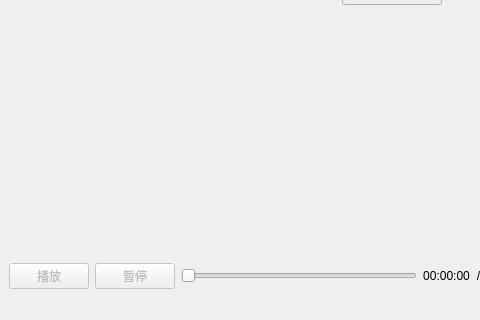
Zhang000329/video_player, file mainwindow.ui: the form before one commit; both pictures show x 0 to 480 and y 281 to 601 of the 785 by 601 pixel window.
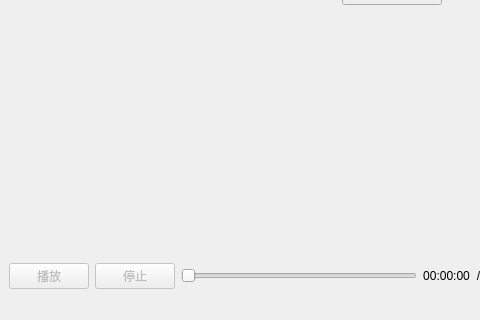
The form after the commit. Custom widgets are drawn as their Qt base class.

The edit to the form file:
```diff
--- a/mainwindow.ui
+++ b/mainwindow.ui
@@ -68,7 +68,7 @@
              <bool>false</bool>
             </property>
             <property name="text">
-             <string>暂停</string>
+             <string>停止</string>
             </property>
            </widget>
           </item>
```
Left out of the diff: 6 changed lines with no effect on the pictures.
